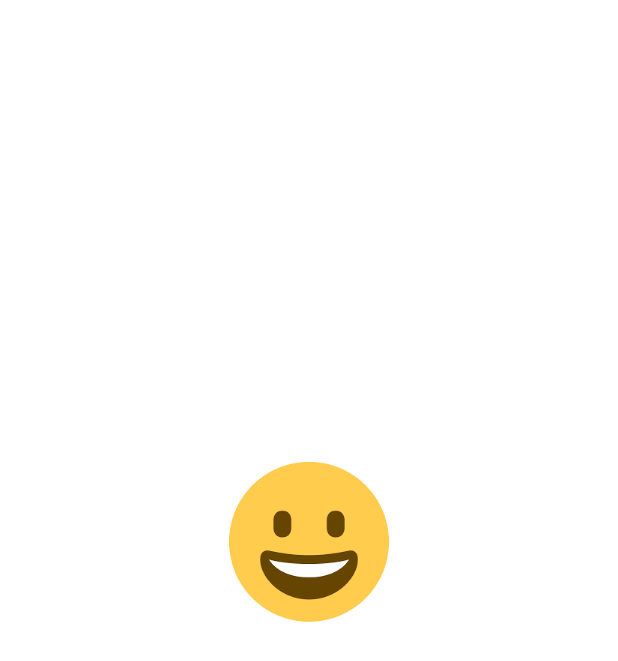
After one commit to Hua-Guan/MyEmoji, an Android app: the SplashActivity screen opened directly, with no data from a screen before it, on a phone screen of 412 x 824 dp. The commit adds this screen. Shown: the top 661 px of the screen. Run offline under Robolectric (Android 15) with nearby library versions, the phone set to English and light mode, and no system bars; 1 statement that could not run was skipped.

Commit message:
增加了splash页面

```diff
--- /dev/null
+++ b/app/src/main/java/pri/guanhua/myemoji/splash/SplashActivity.java
@@ -0,0 +1,27 @@
+package pri.guanhua.myemoji.splash;
+
+import android.annotation.SuppressLint;
+import android.content.Intent;
+import android.os.Bundle;
+import android.os.Handler;
+
+import androidx.annotation.Nullable;
+import androidx.appcompat.app.AppCompatActivity;
+
+import pri.guanhua.myemoji.MainActivity;
+
+@SuppressLint("CustomSplashScreen")
+public class SplashActivity extends AppCompatActivity {
+
+    @Override
+    protected void onCreate(@Nullable Bundle savedInstanceState) {
+        super.onCreate(savedInstanceState);
+        new Handler().postDelayed(new Runnable() {
+            @Override
+            public void run() {
+                startActivity(new Intent(SplashActivity.this, MainActivity.class));
+                finish();
+            }
+        }, 1000);
+    }
+}
--- a/app/src/main/res/values-night/themes.xml
+++ b/app/src/main/res/values-night/themes.xml
@@ -6,4 +6,10 @@
         <item name="colorPrimaryDark">@color/white</item>
         <item name="colorAccent">@color/white</item>
     </style>
+
+    <style name="SplashTheme" parent="Theme.AppCompat.DayNight.NoActionBar">
+        <item name="android:windowBackground">@drawable/splash</item>
+        <item name="android:windowFullscreen">true</item>
+    </style>
+
 </resources>
--- a/app/src/main/res/values/themes.xml
+++ b/app/src/main/res/values/themes.xml
@@ -7,4 +7,8 @@
         <item name="colorAccent">@color/black</item>
         <!-- Customize your theme here. -->
     </style>
+    <style name="SplashTheme" parent="Theme.AppCompat.DayNight.NoActionBar">
+        <item name="android:windowBackground">@drawable/splash</item>
+        <item name="android:windowFullscreen">true</item>
+    </style>
 </resources>
```
Also changed, not shown: app/src/main/AndroidManifest.xml (+9 -3 lines), app/src/main/java/pri/guanhua/myemoji/view/login/LoginActivity.java (+18 -0 lines), app/src/main/res/drawable-xhdpi/splash.9.png (added), app/src/main/res/drawable/splash.png (added).
